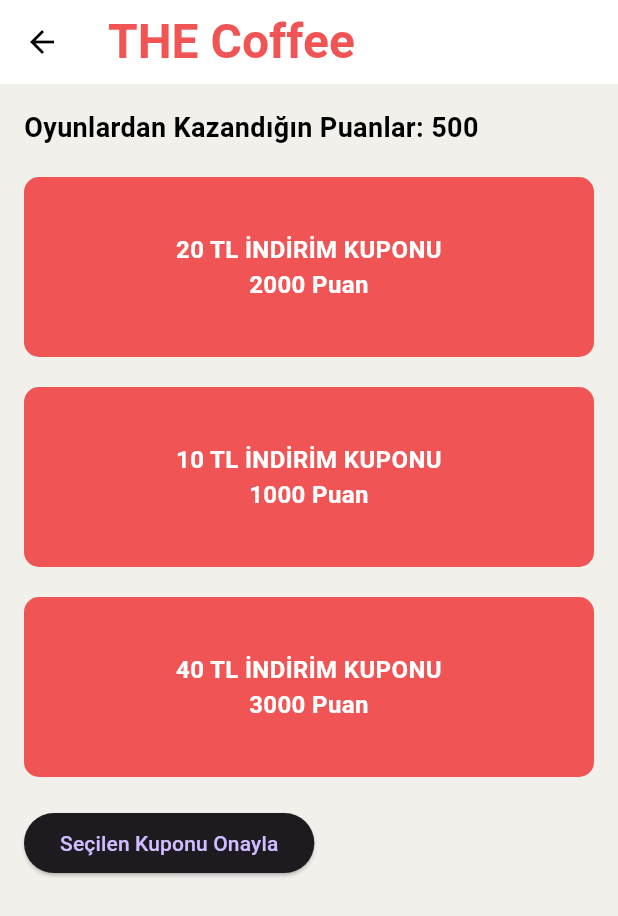
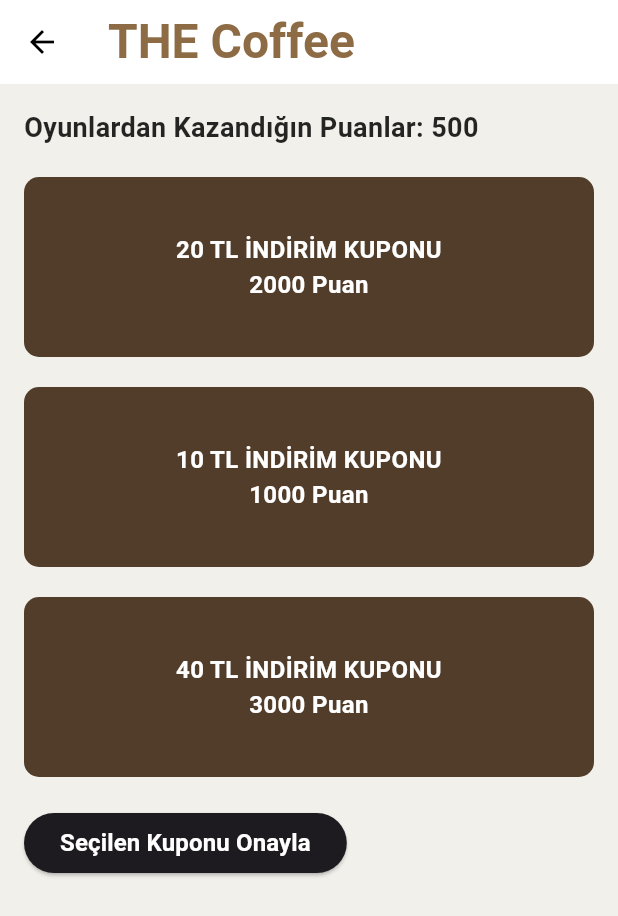
Before and after one commit to damla-nur00/kafeuygulamasi, a Flutter app: the KuponAlmaSf screen opened directly, after a tap on "Seçilen Kuponu Onayla", on a phone screen of 412 x 824 dp. Shown: the top 916 px of the screen. Run offline on Flutter 3.47's test engine with Material 3 defaults, Android fonts, the phone set to English and light mode, and no system bars.

Commit message:
Update kupon_sf.dart

```diff
--- a/lib/app/kupon_sf.dart
+++ b/lib/app/kupon_sf.dart
@@ -1,6 +1,4 @@
-//kupon_sf.dart
 import 'package:flutter/material.dart';
-
 
 class KuponAlmaSf extends StatefulWidget {
   const KuponAlmaSf({super.key});
@@ -10,7 +8,7 @@ class KuponAlmaSf extends StatefulWidget {
 }
 
 class _KuponAlmaSfState extends State<KuponAlmaSf> {
-  int selectedCouponIndex = -1; // -1 means no coupon selected
+  int selectedCouponIndex = -1;
 
   @override
   Widget build(BuildContext context) {
@@ -28,7 +26,7 @@ class _KuponAlmaSfState extends State<KuponAlmaSf> {
         title: const Text(
           'THE Coffee',
           style: TextStyle(
-            color: Color(0xFFF05454),
+            color: Color.fromARGB(255, 141, 107, 69),
             fontSize: 32,
             fontWeight: FontWeight.bold,
           ),
@@ -44,26 +42,27 @@ class _KuponAlmaSfState extends State<KuponAlmaSf> {
               style: TextStyle(
                 fontSize: 18,
                 fontWeight: FontWeight.bold,
-                color: Colors.black,
+                color: Color.fromARGB(217, 0, 0, 0),
               ),
             ),
             const SizedBox(height: 20),
-            // Coupon selection buttons
+            // Kupon seçim butonları
             Column(
               children: [
                 GestureDetector(
                   onTap: () {
                     setState(() {
-                      selectedCouponIndex = 0; // Select the first coupon
+                      selectedCouponIndex = 0;
                     });
                   },
                   child: Container(
                     width: double.infinity,
                     height: 120,
                     decoration: BoxDecoration(
-                      color: selectedCouponIndex == 0
-                          ? const Color(0xFFE16076) // Selected color
-                          : const Color(0xFFF05454), // Default color
+                      color:
+                          selectedCouponIndex == 0
+                              ? const Color.fromARGB(156, 81, 61, 42)
+                              : const Color.fromARGB(255, 81, 61, 42),
                       borderRadius: BorderRadius.circular(10),
                     ),
                     child: Center(
@@ -83,16 +82,17 @@ class _KuponAlmaSfState extends State<KuponAlmaSf> {
                 GestureDetector(
                   onTap: () {
                     setState(() {
-                      selectedCouponIndex = 1; // Select the second coupon
+                      selectedCouponIndex = 1;
                     });
                   },
                   child: Container(
                     width: double.infinity,
                     height: 120,
                     decoration: BoxDecoration(
-                      color: selectedCouponIndex == 1
-                          ? const Color(0xFFE16076) // Selected color
-                          : const Color(0xFFF05454), // Default color
+                      color:
+                          selectedCouponIndex == 1
+                              ? const Color.fromARGB(156, 81, 61, 42)
+                              : const Color.fromARGB(255, 81, 61, 42),
                       borderRadius: BorderRadius.circular(10),
                     ),
                     child: Center(
@@ -112,16 +112,17 @@ class _KuponAlmaSfState extends State<KuponAlmaSf> {
                 GestureDetector(
                   onTap: () {
                     setState(() {
-                      selectedCouponIndex = 2; // Select the third coupon
+                      selectedCouponIndex = 2;
                     });
                   },
                   child: Container(
                     width: double.infinity,
                     height: 120,
                     decoration: BoxDecoration(
-                      color: selectedCouponIndex == 2
-                          ? const Color(0xFFE16076) // Selected color
-                          : const Color(0xFFF05454), // Default color
+                      color:
+                          selectedCouponIndex == 2
+                              ? const Color.fromARGB(156, 81, 61, 42)
+                              : const Color.fromARGB(255, 81, 61, 42),
                       borderRadius: BorderRadius.circular(10),
                     ),
                     child: Center(
@@ -143,11 +144,19 @@ class _KuponAlmaSfState extends State<KuponAlmaSf> {
             ElevatedButton(
               onPressed: () {
                 if (selectedCouponIndex != -1) {
-                  Navigator.pop(context, selectedCouponIndex); // Pass the selected coupon index back
+                  Navigator.pop(context, selectedCouponIndex);
                 }
               },
-              child: const Text("Seçilen Kuponu Onayla"),
-            )
+              child: const Text(
+                "Seçilen Kuponu Onayla",
+                textAlign: TextAlign.center,
+                style: const TextStyle(
+                  color: Colors.white,
+                  fontSize: 16,
+                  fontWeight: FontWeight.bold,
+                ),
+              ),
+            ),
           ],
         ),
       ),
```
